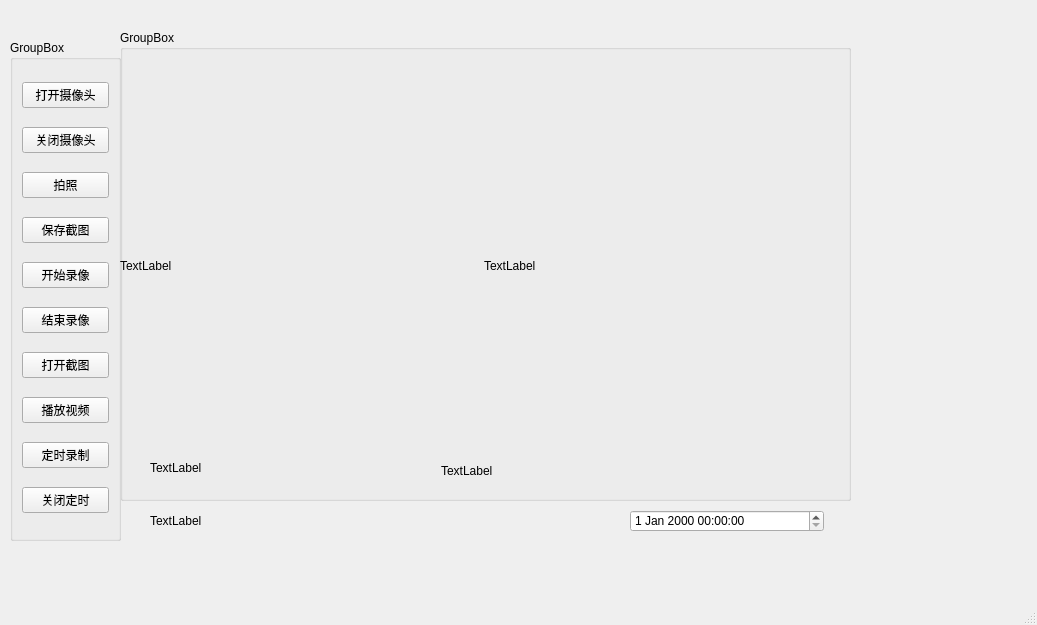
First picture: the form in tracker2/mainwindow.ui, repository FattyFroggy/YoloDetect, before the edit.
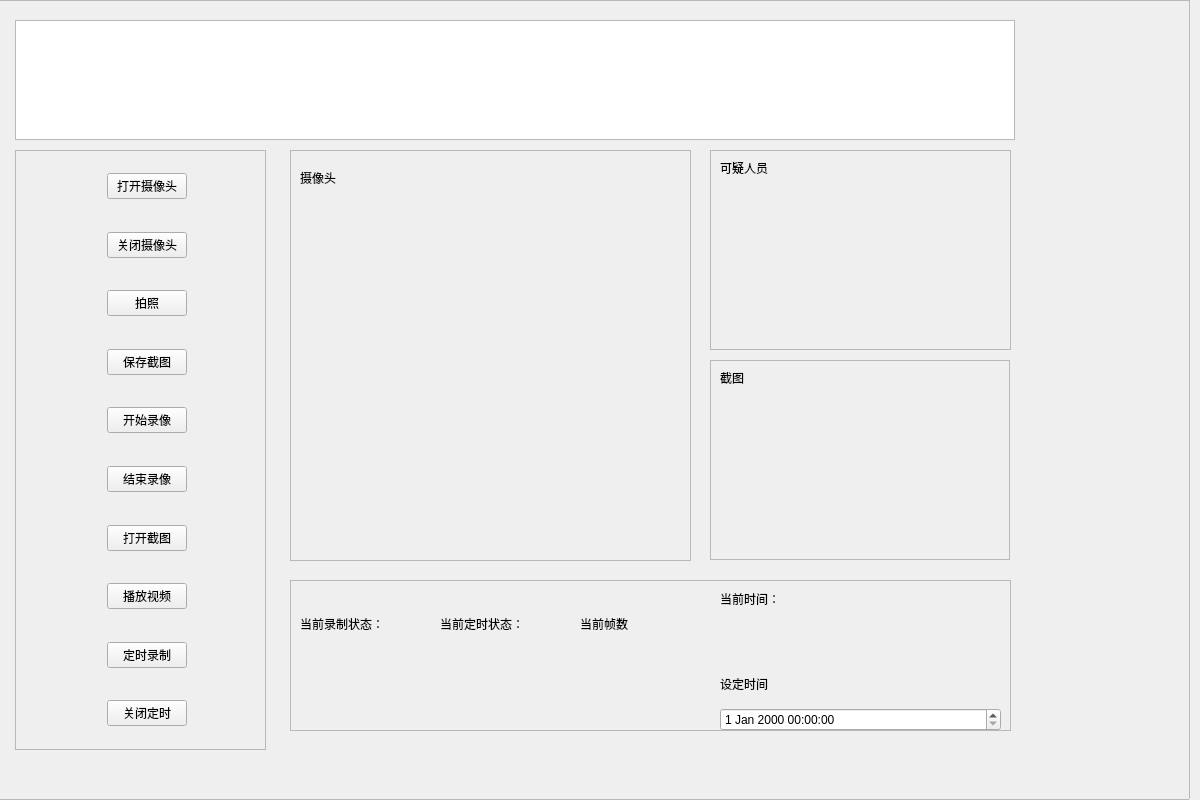
Second picture: the form after the edit. Icons and pictures are not drawn.

```diff
--- a/tracker2/mainwindow.ui
+++ b/tracker2/mainwindow.ui
@@ -6,199 +6,824 @@
    <rect>
     <x>0</x>
     <y>0</y>
-    <width>1037</width>
-    <height>625</height>
+    <width>1200</width>
+    <height>800</height>
    </rect>
   </property>
   <property name="windowTitle">
    <string>MainWindow</string>
   </property>
   <widget class="QWidget" name="centralwidget">
-   <widget class="QGroupBox" name="groupBox">
+   <widget class="QFrame" name="frame_background">
     <property name="geometry">
      <rect>
-      <x>10</x>
-      <y>40</y>
-      <width>111</width>
-      <height>501</height>
+      <x>-10</x>
+      <y>0</y>
+      <width>1200</width>
+      <height>800</height>
      </rect>
     </property>
-    <property name="title">
-     <string>GroupBox</string>
+    <property name="frameShape">
+     <enum>QFrame::StyledPanel</enum>
     </property>
-    <layout class="QVBoxLayout" name="verticalLayout">
-     <item>
-      <widget class="QPushButton" name="OpenCameraBtn">
-       <property name="text">
-        <string>打开摄像头</string>
-       </property>
-      </widget>
-     </item>
-     <item>
-      <widget class="QPushButton" name="CloseCameraBtn">
-       <property name="text">
-        <string>关闭摄像头</string>
-       </property>
-      </widget>
-     </item>
-     <item>
-      <widget class="QPushButton" name="TakePicBtn">
-       <property name="text">
-        <string>拍照</string>
-       </property>
-      </widget>
-     </item>
-     <item>
-      <widget class="QPushButton" name="SavePicBtn">
-       <property name="text">
-        <string>保存截图</string>
-       </property>
-      </widget>
-     </item>
-     <item>
-      <widget class="QPushButton" name="StartRecBtn">
-       <property name="text">
-        <string>开始录像</string>
-       </property>
-      </widget>
-     </item>
-     <item>
-      <widget class="QPushButton" name="EndRecBtn">
-       <property name="text">
-        <string>结束录像</string>
-       </property>
-      </widget>
-     </item>
-     <item>
-      <widget class="QPushButton" name="OpenPicBtn">
-       <property name="text">
-        <string>打开截图</string>
-       </property>
-      </widget>
-     </item>
-     <item>
-      <widget class="QPushButton" name="OpenVideoWindow">
-       <property name="text">
-        <string>播放视频</string>
-       </property>
-      </widget>
-     </item>
-     <item>
-      <widget class="QPushButton" name="SetTimeRec">
-       <property name="text">
-        <string>定时录制</string>
-       </property>
-      </widget>
-     </item>
-     <item>
-      <widget class="QPushButton" name="StopTimeRec">
-       <property name="text">
-        <string>关闭定时</string>
-       </property>
-      </widget>
-     </item>
-    </layout>
-   </widget>
-   <widget class="QGroupBox" name="groupBox_2">
-    <property name="geometry">
-     <rect>
-      <x>120</x>
-      <y>30</y>
-      <width>731</width>
-      <height>471</height>
-     </rect>
+    <property name="frameShadow">
+     <enum>QFrame::Raised</enum>
     </property>
-    <property name="title">
-     <string>GroupBox</string>
-    </property>
-    <widget class="QWidget" name="layoutWidget">
+    <widget class="QFrame" name="frame_2">
      <property name="geometry">
       <rect>
-       <x>0</x>
-       <y>70</y>
-       <width>721</width>
-       <height>331</height>
+       <x>25</x>
+       <y>150</y>
+       <width>251</width>
+       <height>600</height>
       </rect>
      </property>
-     <layout class="QHBoxLayout" name="horizontalLayout">
+     <property name="frameShape">
+      <enum>QFrame::StyledPanel</enum>
+     </property>
+     <property name="frameShadow">
+      <enum>QFrame::Raised</enum>
+     </property>
+     <property name="lineWidth">
+      <number>0</number>
+     </property>
+     <layout class="QVBoxLayout" name="verticalLayout_3">
       <item>
-       <widget class="QLabel" name="label">
-        <property name="text">
-         <string>TextLabel</string>
-        </property>
+       <widget class="QWidget" name="widget_4" native="true">
+        <layout class="QHBoxLayout" name="horizontalLayout_5">
+         <item>
+          <spacer name="horizontalSpacer_7">
+           <property name="orientation">
+            <enum>Qt::Horizontal</enum>
+           </property>
+           <property name="sizeHint" stdset="0">
+            <size>
+             <width>40</width>
+             <height>20</height>
+            </size>
+           </property>
+          </spacer>
+         </item>
+         <item>
+          <widget class="QLabel" name="label_8">
+           <property name="text">
+            <string/>
+           </property>
+           <property name="pixmap">
+            <pixmap resource="Resources.qrc">:/css/blue/radiobutton_checked_disable.png</pixmap>
+           </property>
+          </widget>
+         </item>
+         <item>
+          <widget class="QPushButton" name="OpenCameraBtn">
+           <property name="text">
+            <string>打开摄像头</string>
+           </property>
+          </widget>
+         </item>
+         <item>
+          <spacer name="horizontalSpacer_8">
+           <property name="orientation">
+            <enum>Qt::Horizontal</enum>
+           </property>
+           <property name="sizeHint" stdset="0">
+            <size>
+             <width>40</width>
+             <height>20</height>
+            </size>
+           </property>
+          </spacer>
+         </item>
+        </layout>
        </widget>
       </item>
       <item>
-       <widget class="QLabel" name="label_2">
-        <property name="text">
-         <string>TextLabel</string>
-        </property>
+       <widget class="QWidget" name="widget_7" native="true">
+        <layout class="QHBoxLayout" name="horizontalLayout_8">
+         <item>
+          <spacer name="horizontalSpacer_19">
+           <property name="orientation">
+            <enum>Qt::Horizontal</enum>
+           </property>
+           <property name="sizeHint" stdset="0">
+            <size>
+             <width>40</width>
+             <height>20</height>
+            </size>
+           </property>
+          </spacer>
+         </item>
+         <item>
+          <widget class="QLabel" name="label_11">
+           <property name="text">
+            <string/>
+           </property>
+           <property name="pixmap">
+            <pixmap resource="Resources.qrc">:/css/blue/radiobutton_checked_disable.png</pixmap>
+           </property>
+          </widget>
+         </item>
+         <item>
+          <widget class="QPushButton" name="CloseCameraBtn">
+           <property name="text">
+            <string>关闭摄像头</string>
+           </property>
+          </widget>
+         </item>
+         <item>
+          <spacer name="horizontalSpacer_20">
+           <property name="orientation">
+            <enum>Qt::Horizontal</enum>
+           </property>
+           <property name="sizeHint" stdset="0">
+            <size>
+             <width>40</width>
+             <height>20</height>
+            </size>
+           </property>
+          </spacer>
+         </item>
+        </layout>
+       </widget>
+      </item>
+      <item>
+       <widget class="QWidget" name="widget" native="true">
+        <layout class="QHBoxLayout" name="horizontalLayout_2">
+         <item>
+          <spacer name="horizontalSpacer">
+           <property name="orientation">
+            <enum>Qt::Horizontal</enum>
+           </property>
+           <property name="sizeHint" stdset="0">
+            <size>
+             <width>40</width>
+             <height>20</height>
+            </size>
+           </property>
+          </spacer>
+         </item>
+         <item>
+          <widget class="QLabel" name="label_5">
+           <property name="text">
+            <string/>
+           </property>
+           <property name="pixmap">
+            <pixmap resource="Resources.qrc">:/css/blue/radiobutton_checked_disable.png</pixmap>
+           </property>
+          </widget>
+         </item>
+         <item>
+          <widget class="QPushButton" name="TakePicBtn">
+           <property name="text">
+            <string>  拍照  </string>
+           </property>
+          </widget>
+         </item>
+         <item>
+          <spacer name="horizontalSpacer_2">
+           <property name="orientation">
+            <enum>Qt::Horizontal</enum>
+           </property>
+           <property name="sizeHint" stdset="0">
+            <size>
+             <width>40</width>
+             <height>20</height>
+            </size>
+           </property>
+          </spacer>
+         </item>
+        </layout>
+       </widget>
+      </item>
+      <item>
+       <widget class="QWidget" name="widget_3" native="true">
+        <layout class="QHBoxLayout" name="horizontalLayout_4">
+         <item>
+          <spacer name="horizontalSpacer_9">
+           <property name="orientation">
+            <enum>Qt::Horizontal</enum>
+           </property>
+           <property name="sizeHint" stdset="0">
+            <size>
+             <width>40</width>
+             <height>20</height>
+            </size>
+           </property>
+          </spacer>
+         </item>
+         <item>
+          <widget class="QLabel" name="label_7">
+           <property name="text">
+            <string/>
+           </property>
+           <property name="pixmap">
+            <pixmap resource="Resources.qrc">:/css/blue/radiobutton_checked_disable.png</pixmap>
+           </property>
+          </widget>
+         </item>
+         <item>
+          <widget class="QPushButton" name="SavePicBtn">
+           <property name="text">
+            <string>保存截图</string>
+           </property>
+          </widget>
+         </item>
+         <item>
+          <spacer name="horizontalSpacer_10">
+           <property name="orientation">
+            <enum>Qt::Horizontal</enum>
+           </property>
+           <property name="sizeHint" stdset="0">
+            <size>
+             <width>40</width>
+             <height>20</height>
+            </size>
+           </property>
+          </spacer>
+         </item>
+        </layout>
+       </widget>
+      </item>
+      <item>
+       <widget class="QWidget" name="widget_2" native="true">
+        <layout class="QHBoxLayout" name="horizontalLayout_3">
+         <item>
+          <spacer name="horizontalSpacer_13">
+           <property name="orientation">
+            <enum>Qt::Horizontal</enum>
+           </property>
+           <property name="sizeHint" stdset="0">
+            <size>
+             <width>40</width>
+             <height>20</height>
+            </size>
+           </property>
+          </spacer>
+         </item>
+         <item>
+          <widget class="QLabel" name="label_6">
+           <property name="text">
+            <string/>
+           </property>
+           <property name="pixmap">
+            <pixmap resource="Resources.qrc">:/css/blue/radiobutton_checked_disable.png</pixmap>
+           </property>
+          </widget>
+         </item>
+         <item>
+          <widget class="QPushButton" name="StartRecBtn">
+           <property name="text">
+            <string>开始录像</string>
+           </property>
+          </widget>
+         </item>
+         <item>
+          <spacer name="horizontalSpacer_14">
+           <property name="orientation">
+            <enum>Qt::Horizontal</enum>
+           </property>
+           <property name="sizeHint" stdset="0">
+            <size>
+             <width>40</width>
+             <height>20</height>
+            </size>
+           </property>
+          </spacer>
+         </item>
+        </layout>
+       </widget>
+      </item>
+      <item>
+       <widget class="QWidget" name="widget_9" native="true">
+        <layout class="QHBoxLayout" name="horizontalLayout_10">
+         <item>
+          <spacer name="horizontalSpacer_3">
+           <property name="orientation">
+            <enum>Qt::Horizontal</enum>
+           </property>
+           <property name="sizeHint" stdset="0">
+            <size>
+             <width>40</width>
+             <height>20</height>
+            </size>
+           </property>
+          </spacer>
+         </item>
+         <item>
+          <widget class="QLabel" name="label_13">
+           <property name="text">
+            <string/>
+           </property>
+           <property name="pixmap">
+            <pixmap resource="Resources.qrc">:/css/blue/radiobutton_checked_disable.png</pixmap>
+           </property>
+          </widget>
+         </item>
+         <item>
+          <widget class="QPushButton" name="EndRecBtn">
+           <property name="text">
+            <string>结束录像</string>
+           </property>
+          </widget>
+         </item>
+         <item>
+          <spacer name="horizontalSpacer_4">
+           <property name="orientation">
+            <enum>Qt::Horizontal</enum>
+           </property>
+           <property name="sizeHint" stdset="0">
+            <size>
+             <width>40</width>
+             <height>20</height>
+            </size>
+           </property>
+          </spacer>
+         </item>
+        </layout>
+       </widget>
+      </item>
+      <item>
+       <widget class="QWidget" name="widget_10" native="true">
+        <layout class="QHBoxLayout" name="horizontalLayout_11">
+         <item>
+          <spacer name="horizontalSpacer_15">
+           <property name="orientation">
+            <enum>Qt::Horizontal</enum>
+           </property>
+           <property name="sizeHint" stdset="0">
+            <size>
+             <width>40</width>
+             <height>20</height>
+            </size>
+           </property>
+          </spacer>
+         </item>
+         <item>
+          <widget class="QLabel" name="label_14">
+           <property name="text">
+            <string/>
+           </property>
+           <property name="pixmap">
+            <pixmap resource="Resources.qrc">:/css/blue/radiobutton_checked_disable.png</pixmap>
+           </property>
+          </widget>
+         </item>
+         <item>
+          <widget class="QPushButton" name="OpenPicBtn">
+           <property name="text">
+            <string>打开截图</string>
+           </property>
+          </widget>
+         </item>
+         <item>
+          <spacer name="horizontalSpacer_16">
+           <property name="orientation">
+            <enum>Qt::Horizontal</enum>
+           </property>
+           <property name="sizeHint" stdset="0">
+            <size>
+             <width>40</width>
+             <height>20</height>
+            </size>
+           </property>
+          </spacer>
+         </item>
+        </layout>
+       </widget>
+      </item>
+      <item>
+       <widget class="QWidget" name="widget_5" native="true">
+        <layout class="QHBoxLayout" name="horizontalLayout_6">
+         <item>
+          <spacer name="horizontalSpacer_11">
+           <property name="orientation">
+            <enum>Qt::Horizontal</enum>
+           </property>
+           <property name="sizeHint" stdset="0">
+            <size>
+             <width>40</width>
+             <height>20</height>
+            </size>
+           </property>
+          </spacer>
+         </item>
+         <item>
+          <widget class="QLabel" name="label_9">
+           <property name="text">
+            <string/>
+           </property>
+           <property name="pixmap">
+            <pixmap resource="Resources.qrc">:/css/blue/radiobutton_checked_disable.png</pixmap>
+           </property>
+          </widget>
+         </item>
+         <item>
+          <widget class="QPushButton" name="OpenVideoWindow">
+           <property name="text">
+            <string>播放视频</string>
+           </property>
+          </widget>
+         </item>
+         <item>
+          <spacer name="horizontalSpacer_12">
+           <property name="orientation">
+            <enum>Qt::Horizontal</enum>
+           </property>
+           <property name="sizeHint" stdset="0">
+            <size>
+             <width>40</width>
+             <height>20</height>
+            </size>
+           </property>
+          </spacer>
+         </item>
+        </layout>
+       </widget>
+      </item>
+      <item>
+       <widget class="QWidget" name="widget_8" native="true">
+        <layout class="QHBoxLayout" name="horizontalLayout_9">
+         <item>
+          <spacer name="horizontalSpacer_17">
+           <property name="orientation">
+            <enum>Qt::Horizontal</enum>
+           </property>
+           <property name="sizeHint" stdset="0">
+            <size>
+             <width>40</width>
+             <height>20</height>
+            </size>
+           </property>
+          </spacer>
+         </item>
+         <item>
+          <widget class="QLabel" name="label_12">
+           <property name="text">
+            <string/>
+           </property>
+           <property name="pixmap">
+            <pixmap resource="Resources.qrc">:/css/blue/radiobutton_checked_disable.png</pixmap>
+           </property>
+          </widget>
+         </item>
+         <item>
+          <widget class="QPushButton" name="SetTimeRec">
+           <property name="text">
+            <string>定时录制</string>
+           </property>
+          </widget>
+         </item>
+         <item>
+          <spacer name="horizontalSpacer_18">
+           <property name="orientation">
+            <enum>Qt::Horizontal</enum>
+           </property>
+           <property name="sizeHint" stdset="0">
+            <size>
+             <width>40</width>
+             <height>20</height>
+            </size>
+           </property>
+          </spacer>
+         </item>
+        </layout>
+       </widget>
+      </item>
+      <item>
+       <widget class="QWidget" name="widget_6" native="true">
+        <layout class="QHBoxLayout" name="horizontalLayout_7">
+         <item>
+          <spacer name="horizontalSpacer_5">
+           <property name="orientation">
+            <enum>Qt::Horizontal</enum>
+           </property>
+           <property name="sizeHint" stdset="0">
+            <size>
+             <width>40</width>
+             <height>20</height>
+            </size>
+           </property>
+          </spacer>
+         </item>
+         <item>
+          <widget class="QLabel" name="label_10">
+           <property name="text">
+            <string/>
+           </property>
+           <property name="pixmap">
+            <pixmap resource="Resources.qrc">:/css/blue/radiobutton_checked_disable.png</pixmap>
+           </property>
+          </widget>
+         </item>
+         <item>
+          <widget class="QPushButton" name="StopTimeRec">
+           <property name="text">
+            <string>关闭定时</string>
+           </property>
+          </widget>
+         </item>
+         <item>
+          <spacer name="horizontalSpacer_6">
+           <property name="orientation">
+            <enum>Qt::Horizontal</enum>
+           </property>
+           <property name="sizeHint" stdset="0">
+            <size>
+             <width>40</width>
+             <height>20</height>
+            </size>
+           </property>
+          </spacer>
+         </item>
+        </layout>
        </widget>
       </item>
      </layout>
     </widget>
-    <widget class="QLabel" name="label_state">
+    <widget class="QFrame" name="frame_3">
      <property name="geometry">
       <rect>
-       <x>30</x>
-       <y>430</y>
-       <width>231</width>
-       <height>16</height>
+       <x>300</x>
+       <y>150</y>
+       <width>401</width>
+       <height>411</height>
       </rect>
      </property>
-     <property name="text">
-      <string>TextLabel</string>
+     <property name="frameShape">
+      <enum>QFrame::StyledPanel</enum>
      </property>
+     <property name="frameShadow">
+      <enum>QFrame::Raised</enum>
+     </property>
+     <widget class="QLabel" name="label">
+      <property name="geometry">
+       <rect>
+        <x>0</x>
+        <y>30</y>
+        <width>401</width>
+        <height>381</height>
+       </rect>
+      </property>
+      <property name="text">
+       <string/>
+      </property>
+     </widget>
+     <widget class="QLabel" name="label_15">
+      <property name="geometry">
+       <rect>
+        <x>10</x>
+        <y>20</y>
+        <width>72</width>
+        <height>15</height>
+       </rect>
+      </property>
+      <property name="text">
+       <string>摄像头</string>
+      </property>
+     </widget>
     </widget>
-    <widget class="QLabel" name="label_3">
+    <widget class="QFrame" name="frame_4">
      <property name="geometry">
       <rect>
-       <x>321</x>
-       <y>430</y>
-       <width>231</width>
-       <height>21</height>
+       <x>720</x>
+       <y>150</y>
+       <width>301</width>
+       <height>200</height>
       </rect>
      </property>
-     <property name="text">
-      <string>TextLabel</string>
+     <property name="frameShape">
+      <enum>QFrame::StyledPanel</enum>
      </property>
+     <property name="frameShadow">
+      <enum>QFrame::Raised</enum>
+     </property>
+     <widget class="QLabel" name="label_2">
+      <property name="geometry">
+       <rect>
+        <x>10</x>
+        <y>30</y>
+        <width>281</width>
+        <height>161</height>
+       </rect>
+      </property>
+      <property name="text">
+       <string/>
+      </property>
+     </widget>
+     <widget class="QLabel" name="label_16">
+      <property name="geometry">
+       <rect>
+        <x>10</x>
+        <y>10</y>
+        <width>72</width>
+        <height>15</height>
+       </rect>
+      </property>
+      <property name="text">
+       <string>可疑人员</string>
+      </property>
+     </widget>
     </widget>
+    <widget class="QFrame" name="frame_5">
+     <property name="geometry">
+      <rect>
+       <x>25</x>
+       <y>20</y>
+       <width>1000</width>
+       <height>120</height>
+      </rect>
+     </property>
+     <property name="frameShape">
+      <enum>QFrame::StyledPanel</enum>
+     </property>
+     <property name="frameShadow">
+      <enum>QFrame::Raised</enum>
+     </property>
+     <widget class="QTableWidget" name="tableWidget">
+      <property name="geometry">
+       <rect>
+        <x>0</x>
+        <y>0</y>
+        <width>1000</width>
+        <height>120</height>
+       </rect>
+      </property>
+     </widget>
+    </widget>
+    <widget class="QFrame" name="frame_6">
+     <property name="geometry">
+      <rect>
+       <x>720</x>
+       <y>360</y>
+       <width>300</width>
+       <height>200</height>
+      </rect>
+     </property>
+     <property name="frameShape">
+      <enum>QFrame::StyledPanel</enum>
+     </property>
+     <property name="frameShadow">
+      <enum>QFrame::Raised</enum>
+     </property>
+     <widget class="QLabel" name="label_3">
+      <property name="geometry">
+       <rect>
+        <x>40</x>
+        <y>40</y>
+        <width>251</width>
+        <height>141</height>
+       </rect>
+      </property>
+      <property name="text">
+       <string/>
+      </property>
+     </widget>
+     <widget class="QLabel" name="label_17">
+      <property name="geometry">
+       <rect>
+        <x>10</x>
+        <y>10</y>
+        <width>72</width>
+        <height>15</height>
+       </rect>
+      </property>
+      <property name="text">
+       <string>截图</string>
+      </property>
+     </widget>
+    </widget>
+    <widget class="QFrame" name="frame_7">
+     <property name="geometry">
+      <rect>
+       <x>300</x>
+       <y>580</y>
+       <width>721</width>
+       <height>151</height>
+      </rect>
+     </property>
+     <property name="frameShape">
+      <enum>QFrame::StyledPanel</enum>
+     </property>
+     <property name="frameShadow">
+      <enum>QFrame::Raised</enum>
+     </property>
+     <widget class="QWidget" name="widget_11" native="true">
+      <property name="geometry">
+       <rect>
+        <x>430</x>
+        <y>0</y>
+        <width>281</width>
+        <height>151</height>
+       </rect>
+      </property>
+      <layout class="QVBoxLayout" name="verticalLayout_4">
+       <item>
+        <widget class="QLabel" name="label_18">
+         <property name="text">
+          <string>当前时间：</string>
+         </property>
+        </widget>
+       </item>
+       <item>
+        <widget class="QLabel" name="label_4">
+         <property name="text">
+          <string/>
+         </property>
+        </widget>
+       </item>
+       <item>
+        <widget class="QLabel" name="label_state">
+         <property name="text">
+          <string>设定时间</string>
+         </property>
+        </widget>
+       </item>
+       <item>
+        <widget class="QDateTimeEdit" name="dateTimeEdit"/>
+       </item>
+      </layout>
+     </widget>
+     <widget class="QWidget" name="widget_12" native="true">
+      <property name="geometry">
+       <rect>
+        <x>10</x>
+        <y>20</y>
+        <width>131</width>
+        <height>101</height>
+       </rect>
+      </property>
+      <layout class="QVBoxLayout" name="verticalLayout_5">
+       <item>
+        <widget class="QLabel" name="label_19">
+         <property name="text">
+          <string>当前录制状态：</string>
+         </property>
+        </widget>
+       </item>
+       <item>
+        <widget class="QLabel" name="label_20">
+         <property name="text">
+          <string/>
+         </property>
+        </widget>
+       </item>
+      </layout>
+     </widget>
+     <widget class="QWidget" name="widget_13" native="true">
+      <property name="geometry">
+       <rect>
+        <x>290</x>
+        <y>20</y>
+        <width>131</width>
+        <height>101</height>
+       </rect>
+      </property>
+      <layout class="QVBoxLayout" name="verticalLayout_6">
+       <item>
+        <widget class="QLabel" name="label_21">
+         <property name="text">
+          <string>当前帧数</string>
+         </property>
+        </widget>
+       </item>
+       <item>
+        <widget class="QLabel" name="label_22">
+         <property name="text">
+          <string/>
+         </property>
+        </widget>
+       </item>
+      </layout>
+     </widget>
+     <widget class="QWidget" name="widget_14" native="true">
+      <property name="geometry">
+       <rect>
+        <x>150</x>
+        <y>20</y>
+        <width>131</width>
+        <height>101</height>
+       </rect>
+      </property>
+      <layout class="QVBoxLayout" name="verticalLayout_7">
+       <item>
+        <widget class="QLabel" name="label_23">
+         <property name="text">
+          <string>当前定时状态：</string>
+         </property>
+        </widget>
+       </item>
+       <item>
+        <widget class="QLabel" name="label_24">
+         <property name="text">
+          <string/>
+         </property>
+        </widget>
+       </item>
+      </layout>
+     </widget>
+    </widget>
    </widget>
-   <widget class="QLabel" name="label_4">
-    <property name="geometry">
-     <rect>
-      <x>150</x>
-      <y>510</y>
-      <width>281</width>
-      <height>21</height>
-     </rect>
-    </property>
-    <property name="text">
-     <string>TextLabel</string>
-    </property>
-   </widget>
-   <widget class="QDateTimeEdit" name="dateTimeEdit">
-    <property name="geometry">
-     <rect>
-      <x>630</x>
-      <y>510</y>
-      <width>194</width>
-      <height>22</height>
-     </rect>
-    </property>
-   </widget>
   </widget>
-  <widget class="QMenuBar" name="menubar">
-   <property name="geometry">
-    <rect>
-     <x>0</x>
-     <y>0</y>
-     <width>1037</width>
-     <height>26</height>
-    </rect>
-   </property>
-  </widget>
-  <widget class="QStatusBar" name="statusbar"/>
  </widget>
  <resources/>
  <connections/>
```
Left out of the diff: 4 changed lines with no effect on the pictures.
